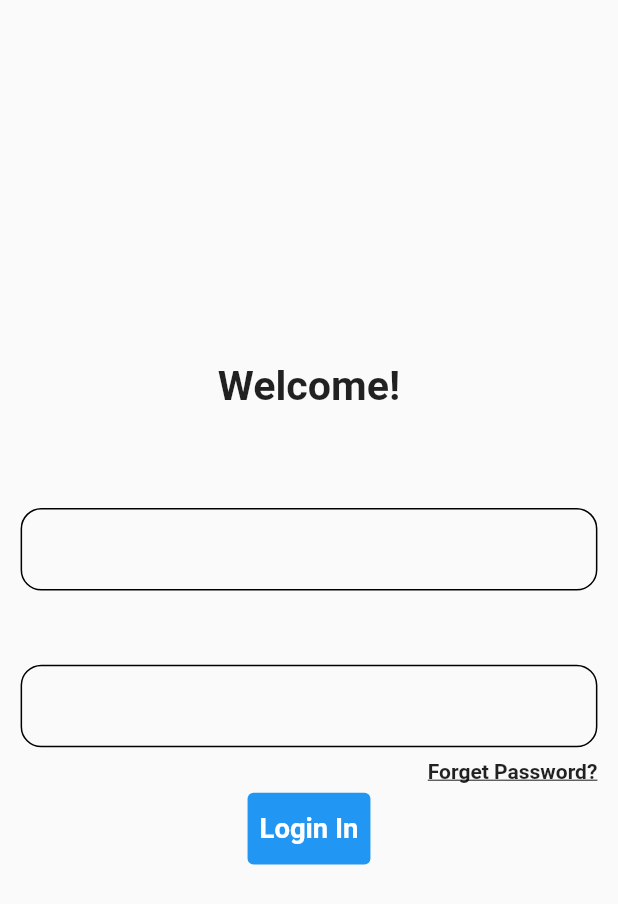
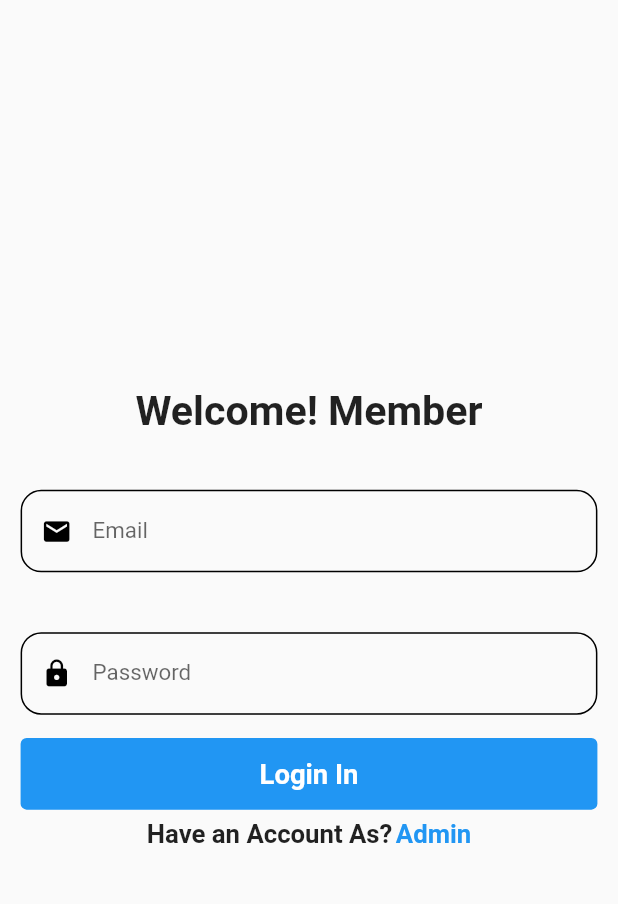
Before and after one commit to Abhishek84017/E_contact, a Flutter app: the WelcomeScreen screen opened directly, on a phone screen of 412 x 824 dp. Shown: the top 904 px of the screen. Run offline on Flutter 3.47's test engine with Material 2 defaults, Android fonts, the phone set to English and light mode, and no system bars; our stand-ins replace flutter_icons, flutter_screenutil, fluttertoast, image_picker.

Commit message:
10 march second

```diff
--- a/lib/app.dart
+++ b/lib/app.dart
@@ -1,5 +1,6 @@
 import 'package:flutter/material.dart';
 import 'package:flutter_screenutil/flutter_screenutil.dart';
+import 'package:widget_of_the_week/pages/auth/signin.dart';
 import 'package:widget_of_the_week/screens/homepage.dart';
 
 
@@ -18,7 +19,7 @@ class MyApp extends StatelessWidget {
           return child;
         });
       },
-      home: const HomePage(),
+      home: const WelcomeScreen(),
     );
   }
 }
--- a/lib/pages/auth/signin.dart
+++ b/lib/pages/auth/signin.dart
@@ -1,5 +1,7 @@
+import 'package:flutter/cupertino.dart';
 import 'package:flutter/material.dart';
 import 'package:flutter_screenutil/flutter_screenutil.dart';
+import 'package:widget_of_the_week/pages/auth/signinadmin.dart';
 import 'package:widget_of_the_week/pages/widgets/singinbutton.dart';
 import 'package:widget_of_the_week/pages/widgets/text_field.dart';
 
@@ -18,31 +20,75 @@ class _WelcomeScreenState extends State<WelcomeScreen> {
         body: Column(
           mainAxisAlignment: MainAxisAlignment.center,
           children: [
-            Padding(
-              padding:  EdgeInsets.only(bottom:20.h),
-              child: Align(
-                  child: Text(
-                'Welcome!',
-                style: TextStyle(fontWeight: FontWeight.bold, fontSize: 24.sp),
-              )),
+            Text(
+              'Welcome! Member',
+              style: TextStyle(fontWeight: FontWeight.bold, fontSize: 24.sp),
             ),
-            const InputField(),
-            const InputField(
+            InputField(
+              inputDecoration: InputDecoration(
+                hintText: 'Email',
+                prefixIcon: Icon(
+                  Icons.email,
+                  size: 18.sp,
+                  color: Colors.black,
+                ),
+              ),
+            ),
+            InputField(
+              inputDecoration: InputDecoration(
+                hintText: 'Password',
+                prefixIcon: Icon(
+                  Icons.lock,
+                  size: 18.sp,
+                  color: Colors.black,
+                ),
+              ),
               textInputAction: TextInputAction.done,
             ),
-            Padding(
+            /* Padding(
               padding: EdgeInsets.only(right: 12.w),
-              child: const Align(
+              child:  Align(
                   alignment: Alignment.bottomRight,
                   child: Text(
                     'Forget Password?',
                     style: TextStyle(
-                        fontWeight: FontWeight.bold,
-                        decoration: TextDecoration.underline),
+                      fontSize: 15.sp,
+                      fontWeight: FontWeight.bold,
+                    ),
                   )),
+            ),*/
+            SizedBox(
+              height: 5.h,
             ),
-            const SignInButton(
+            SignInButton(
+              width: 0.95.sw,
               text: 'Login In',
+            ),
+            Row(
+              mainAxisAlignment: MainAxisAlignment.center,
+              mainAxisSize: MainAxisSize.min,
+              children: [
+                Text(
+                  'Have an Account As?',
+                  style:
+                      TextStyle(fontWeight: FontWeight.bold, fontSize: 15.sp),
+                ),
+                SizedBox(
+                  width: 2.w,
+                ),
+                GestureDetector(
+                    onTap: () {
+                      Navigator.push(context, CupertinoPageRoute(builder: (context) => const SignInMember() ));
+
+                    },
+                    child: Text(
+                      'Admin',
+                      style: TextStyle(
+                          fontWeight: FontWeight.bold,
+                          fontSize: 15.sp,
+                          color: Colors.blue),
+                    ))
+              ],
             )
           ],
         ),
--- a/lib/pages/widgets/text_field.dart
+++ b/lib/pages/widgets/text_field.dart
@@ -48,7 +48,7 @@ class InputField extends StatelessWidget {
   @override
   Widget build(BuildContext context) {
     return Padding(
-      padding: EdgeInsets.symmetric(horizontal: 12.w, vertical: 7.h),
+      padding: EdgeInsets.symmetric(horizontal: 12.w, vertical: 3.h),
       child: Column(
         crossAxisAlignment: CrossAxisAlignment.start,
         children: [
--- a/lib/screens/addmembers.dart
+++ b/lib/screens/addmembers.dart
@@ -325,6 +325,7 @@ class _AddMembersState extends State<AddMembers> {
               InputField(
                 readonly: true,
                 text: 'Date Of Birth',
+
                 controller: _dateOfBirth,
                 onTap: () {
                   _selectdata(context);
```
Also changed, not shown: lib/pages/auth/signinadmin.dart (added, +95 -0 lines).
